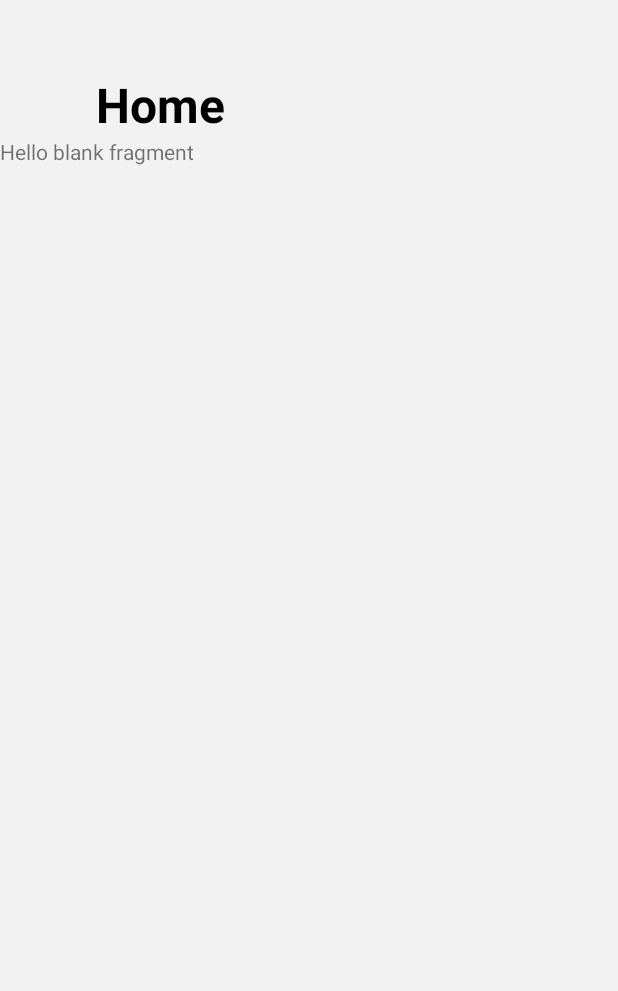
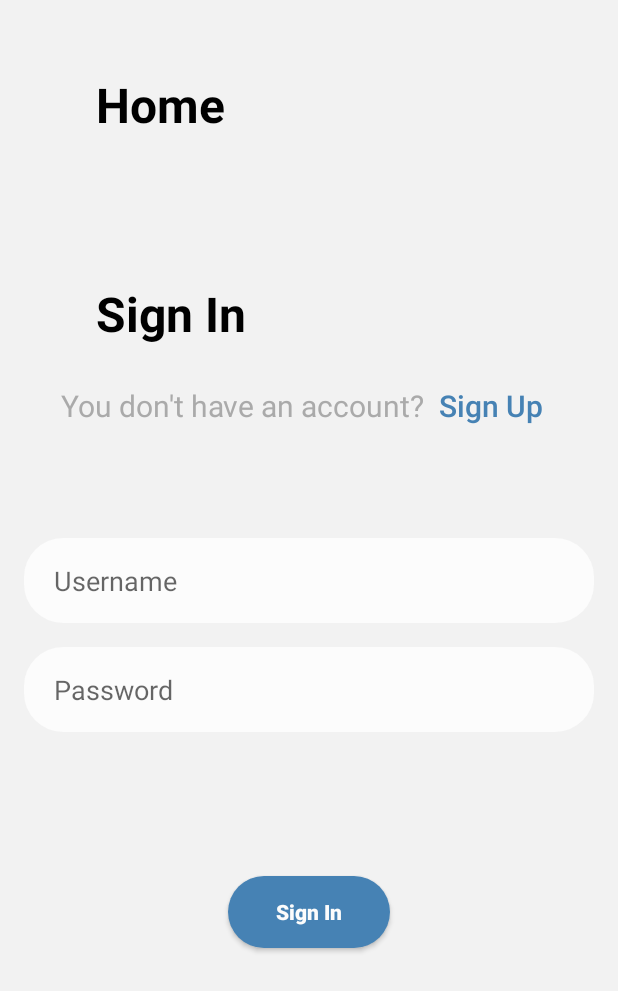
Before and after one commit to AdhamAbuRamadan/Smart_hardware_software_check, an Android app: the fragment SignInFragment placed in its activity, on a phone screen of 412 x 824 dp. Shown: the top 991 px of the screen. Run offline under Robolectric (Android 15) with nearby library versions, the phone set to English and light mode, and no system bars; our stand-ins replace Firebase (no records; nobody signed in at launch, a user with empty details on screens opened directly); 4 statements that could not run were skipped.

Commit message:
Update fragment_sign_in.xml

```diff
--- a/Social/app/src/main/res/layout/fragment_sign_in.xml
+++ b/Social/app/src/main/res/layout/fragment_sign_in.xml
@@ -1,14 +1,104 @@
 <?xml version="1.0" encoding="utf-8"?>
-<FrameLayout xmlns:android="http://schemas.android.com/apk/res/android"
+<androidx.constraintlayout.widget.ConstraintLayout xmlns:android="http://schemas.android.com/apk/res/android"
     xmlns:tools="http://schemas.android.com/tools"
     android:layout_width="match_parent"
     android:layout_height="match_parent"
+    android:background="@color/colorBackgroud"
+    xmlns:app="http://schemas.android.com/apk/res-auto"
     tools:context=".fragment.SignInFragment">
 
-    <!-- TODO: Update blank fragment layout -->
     <TextView
+        android:id="@+id/textView_sign_in"
+        android:layout_width="wrap_content"
+        android:layout_height="wrap_content"
+        android:layout_marginTop="96dp"
+        android:layout_marginStart="64dp"
+        android:text="Sign In"
+        android:textColor="@android:color/black"
+        android:textSize="32sp"
+        android:textStyle="bold"
+        app:layout_constraintStart_toStartOf="parent"
+        app:layout_constraintTop_toTopOf="parent" />
+
+    <LinearLayout
+        android:id="@+id/linearLayout_sign_in"
         android:layout_width="match_parent"
-        android:layout_height="match_parent"
-        android:text="@string/hello_blank_fragment" />
+        android:layout_height="wrap_content"
+        android:layout_marginTop="16dp"
+        android:orientation="horizontal"
+        android:gravity="center"
+        app:layout_constraintTop_toBottomOf="@id/textView_sign_in">
 
-</FrameLayout>
+        <TextView
+            android:id="@+id/textView_sign_in_details"
+            android:layout_width="wrap_content"
+            android:layout_height="wrap_content"
+            android:text="You don't have an account?"
+            android:textSize="20sp"
+            android:textColor="@android:color/darker_gray"/>
+
+        <Button
+            android:id="@+id/button_sign_in_sign_up"
+            android:layout_width="wrap_content"
+            android:layout_height="wrap_content"
+            android:text="Sign Up"
+            android:textSize="20sp"
+            android:textAllCaps="false"
+            android:textColor="@color/colorAccent"
+            android:background="@android:color/transparent"/>
+
+    </LinearLayout>
+
+    <EditText
+        android:id="@+id/editText_sign_in_username"
+        android:layout_width="match_parent"
+        android:layout_height="wrap_content"
+        android:background="@drawable/ic_shape"
+        android:paddingTop="16dp"
+        android:paddingBottom="16dp"
+        android:paddingStart="20dp"
+        android:paddingEnd="20dp"
+        android:layout_marginStart="16dp"
+        android:layout_marginEnd="16dp"
+        android:layout_marginTop="64dp"
+        android:hint="Username"
+        android:inputType="textPersonName"
+        android:backgroundTint="@color/colorVI"
+        app:layout_constraintStart_toStartOf="parent"
+        app:layout_constraintTop_toBottomOf="@id/linearLayout_sign_in" />
+
+    <EditText
+        android:id="@+id/editText_sign_in_password"
+        android:layout_width="match_parent"
+        android:layout_height="wrap_content"
+        android:background="@drawable/ic_shape"
+        android:paddingTop="16dp"
+        android:paddingBottom="16dp"
+        android:paddingStart="20dp"
+        android:paddingEnd="20dp"
+        android:layout_marginStart="16dp"
+        android:layout_marginEnd="16dp"
+        android:layout_marginTop="16dp"
+        android:hint="Password"
+        android:inputType="textPersonName"
+        android:backgroundTint="@color/colorVI"
+        app:layout_constraintStart_toStartOf="parent"
+        app:layout_constraintTop_toBottomOf="@id/editText_sign_in_username" />
+
+    <Button
+        android:id="@+id/button_sign_in"
+        android:layout_width="wrap_content"
+        android:layout_height="wrap_content"
+        android:layout_marginTop="96dp"
+        android:paddingStart="32sp"
+        android:paddingEnd="32sp"
+        android:background="@drawable/ic_shape"
+        android:text="Sign In"
+        android:textAllCaps="false"
+        android:textColor="@color/colorVI"
+        android:textStyle="bold"
+        app:layout_constraintEnd_toEndOf="parent"
+        app:layout_constraintStart_toStartOf="parent"
+        app:layout_constraintTop_toBottomOf="@id/editText_sign_in_password" />
+
+</androidx.constraintlayout.widget.ConstraintLayout>
```
